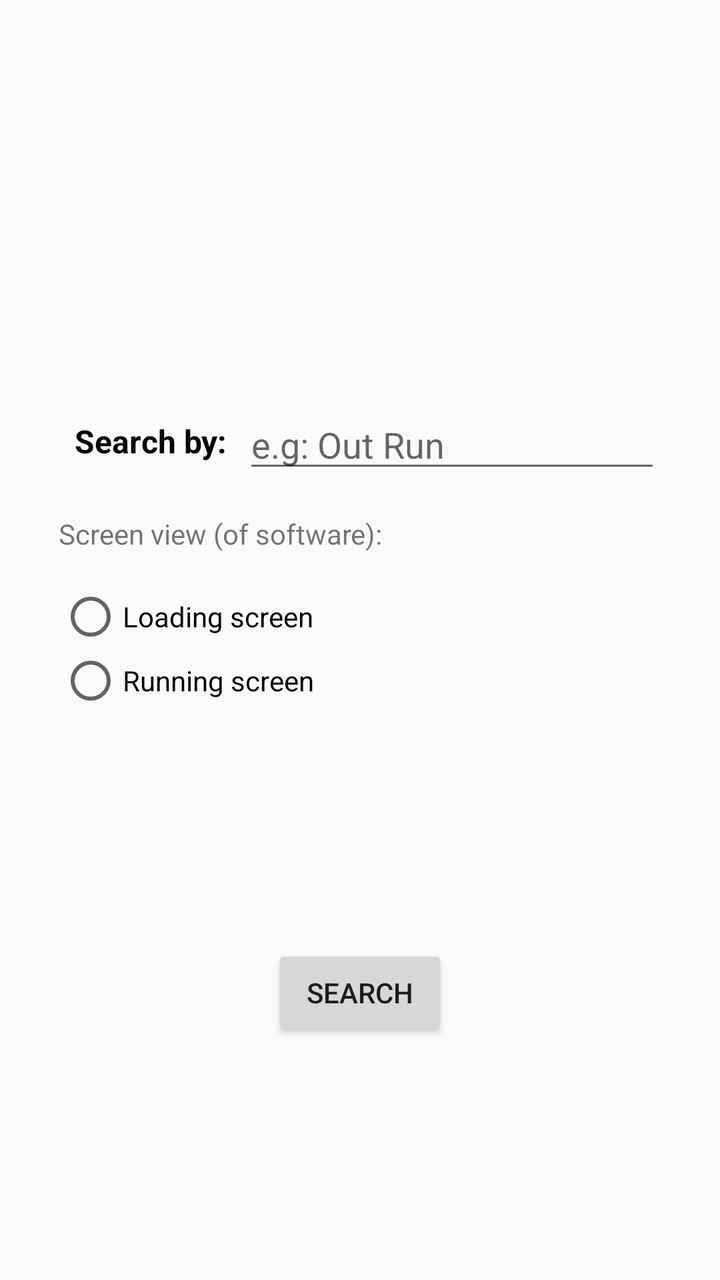
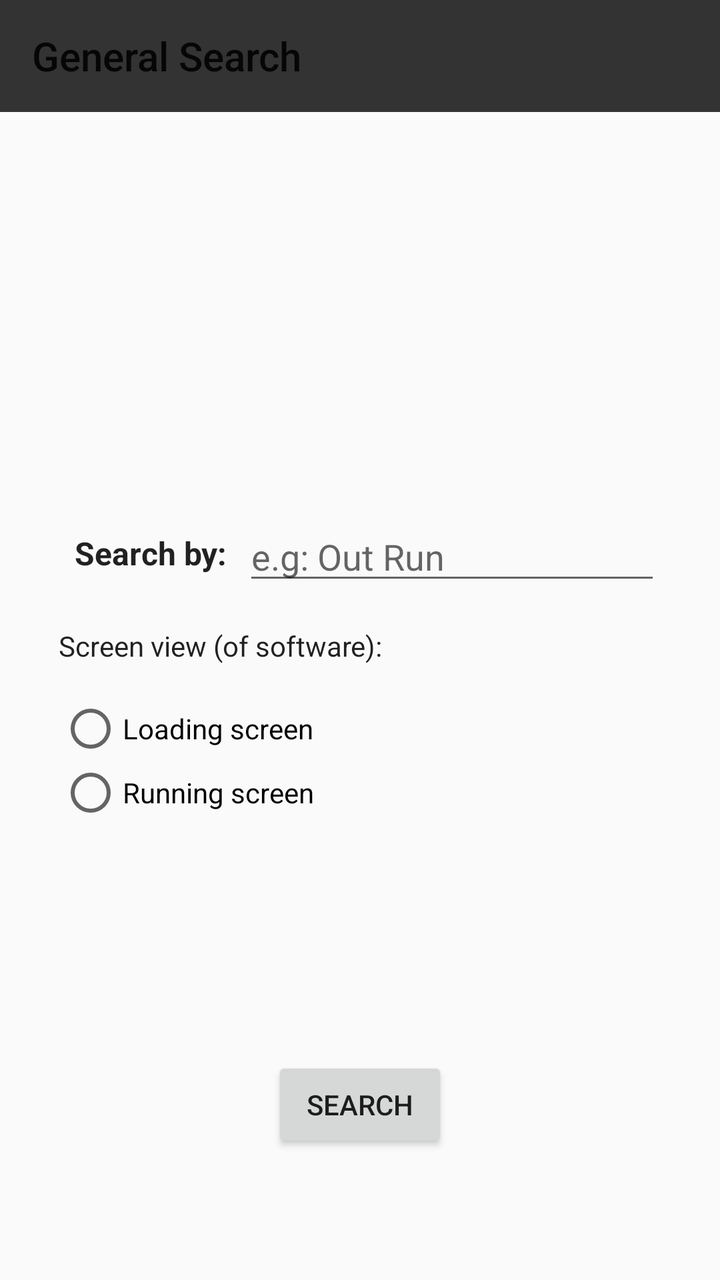

Before-and-after screenshots of an Android layout around one commit, followed by the original layout XML and the change that was made.
<!-- AndroidManifest.xml: activity theme AppTheme -->
<!-- res/layout/activity_general.xml -->
<?xml version="1.0" encoding="utf-8"?>

<ScrollView xmlns:android="http://schemas.android.com/apk/res/android"
    xmlns:tools="http://schemas.android.com/tools"
    android:layout_width="match_parent"
    android:layout_height="match_parent">

    <LinearLayout xmlns:android="http://schemas.android.com/apk/res/android"
        xmlns:tools="http://schemas.android.com/tools"
        android:layout_width="match_parent"
        android:layout_height="match_parent"
        android:orientation="vertical"
        tools:context="com.bricboys.zxapp.GeneralActivity">

        <LinearLayout
            android:layout_width="wrap_content"
            android:layout_height="wrap_content"
            android:layout_gravity="center"
            android:layout_marginBottom="100dp"
            android:orientation="vertical">

            <LinearLayout
                android:layout_width="wrap_content"
                android:layout_height="wrap_content"
                android:layout_marginTop="200dp"
                android:layout_weight="0"
                android:orientation="horizontal">

                <TextView
                    android:layout_width="wrap_content"
                    android:layout_height="wrap_content"
                    android:layout_gravity="center"
                    android:layout_margin="8dp"
                    android:text="Search by:"
                    android:textColor="@android:color/black"
                    android:textSize="16sp"
                    android:textStyle="bold" />

                <EditText
                    android:id="@+id/general_edit"
                    android:layout_width="wrap_content"
                    android:layout_height="wrap_content"
                    android:layout_gravity="center"
                    android:hint="e.g: Out Run                        "
                    android:inputType="textCapWords" />

            </LinearLayout>

            <TextView
                android:layout_width="wrap_content"
                android:layout_height="wrap_content"
                android:layout_marginTop="@dimen/fab_margin"
                android:text="Screen view (of software):" />

            <LinearLayout
                android:layout_width="wrap_content"
                android:layout_height="wrap_content"
                android:layout_marginTop="@dimen/fab_margin"
                android:orientation="horizontal">

                <RadioGroup xmlns:android="http://schemas.android.com/apk/res/android"
                    android:layout_width="match_parent"
                    android:layout_height="wrap_content"
                    android:orientation="vertical">

                    <RadioButton
                        android:id="@+id/radio_loading"
                        android:layout_width="wrap_content"
                        android:layout_height="wrap_content"
                        android:text="Loading screen" />

                    <RadioButton
                        android:id="@+id/radio_running"
                        android:layout_width="wrap_content"
                        android:layout_height="wrap_content"
                        android:text="Running screen" />
                </RadioGroup>
            </LinearLayout>
        </LinearLayout>

        <Button
            android:id="@+id/buttonSearch"
            android:layout_width="wrap_content"
            android:layout_height="wrap_content"
            android:layout_gravity="center_horizontal"
            android:layout_margin="16dp"
            android:layout_weight="0"
            android:text="Search" />

    </LinearLayout>
</ScrollView>
<!-- resources referenced by this layout -->
<resources>
  <dimen name="fab_margin">16dp</dimen>
  <style name="AppTheme" parent="Theme.AppCompat.Light.DarkActionBar">
          
          <item name="colorPrimary">@color/colorPrimary</item>
          <item name="colorPrimaryDark">@color/colorPrimaryDark</item>
          <item name="colorAccent">@color/colorAccent</item>
      </style>
  <color name="colorPrimary">#263238</color>
  <color name="colorPrimaryDark">#455A64</color>
  <color name="colorAccent">#FF4081</color>
</resources>

<!-- the commit's change to res/layout/activity_general.xml (unified diff, before → after) -->
@@ -2,6 +2,8 @@
 
 <ScrollView xmlns:android="http://schemas.android.com/apk/res/android"
     xmlns:tools="http://schemas.android.com/tools"
+    xmlns:app="http://schemas.android.com/apk/res-auto"
+    android:id="@+id/general_root_layout"
     android:layout_width="match_parent"
     android:layout_height="match_parent">
 
@@ -11,6 +13,14 @@
         android:layout_height="match_parent"
         android:orientation="vertical"
         tools:context="com.bricboys.zxapp.GeneralActivity">
+
+        <androidx.appcompat.widget.Toolbar
+            android:id="@+id/toolbar"
+            android:layout_width="match_parent"
+            android:layout_height="?attr/actionBarSize"
+            android:background="#333333"
+            android:titleTextColor="#FFFF"
+            app:title="General Search" />
 
         <LinearLayout
             android:layout_width="wrap_content"
@@ -32,7 +42,7 @@
                     android:layout_gravity="center"
                     android:layout_margin="8dp"
                     android:text="Search by:"
-                    android:textColor="@android:color/black"
+                    android:textColor="?android:attr/textColorPrimary"
                     android:textSize="16sp"
                     android:textStyle="bold" />
 
@@ -50,6 +60,7 @@
                 android:layout_width="wrap_content"
                 android:layout_height="wrap_content"
                 android:layout_marginTop="@dimen/fab_margin"
+                android:textColor="?android:attr/textColorPrimary"
                 android:text="Screen view (of software):" />
 
             <LinearLayout
<!-- resource entries referenced after the edit -->
@@ -1,7 +1,7 @@
 <!-- resources referenced by this layout -->
 <resources>
   <dimen name="fab_margin">16dp</dimen>
-  <style name="AppTheme" parent="Theme.AppCompat.Light.DarkActionBar">
+  <style name="AppTheme" parent="Theme.AppCompat.DayNight.NoActionBar">
           
           <item name="colorPrimary">@color/colorPrimary</item>
           <item name="colorPrimaryDark">@color/colorPrimaryDark</item>
